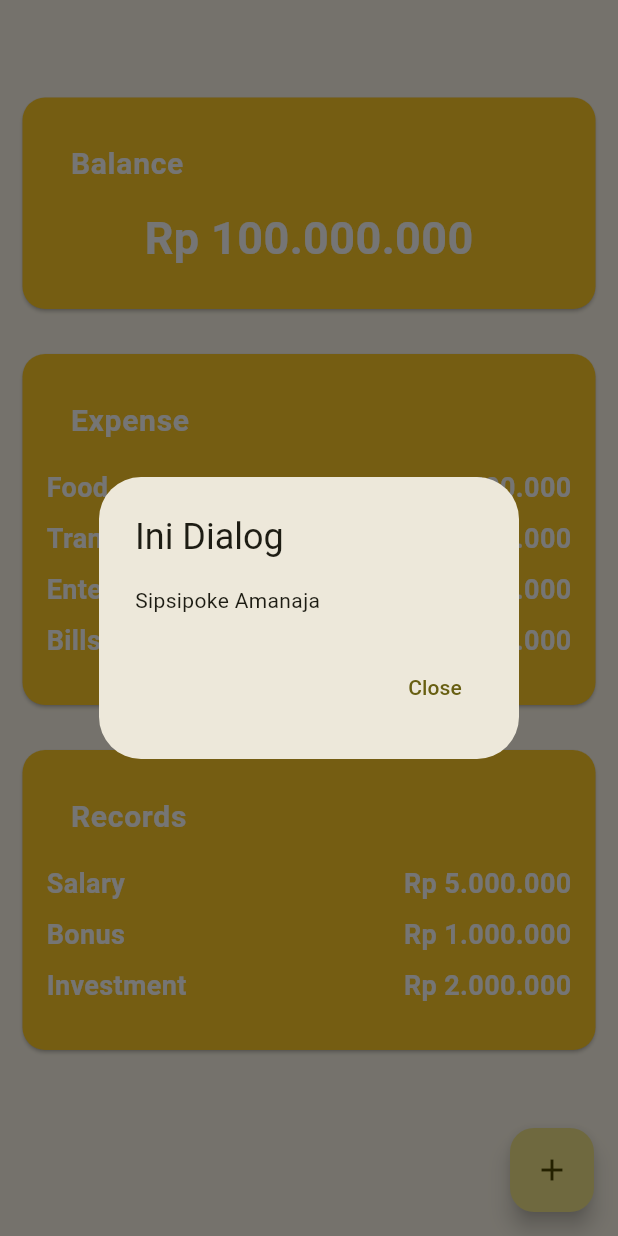
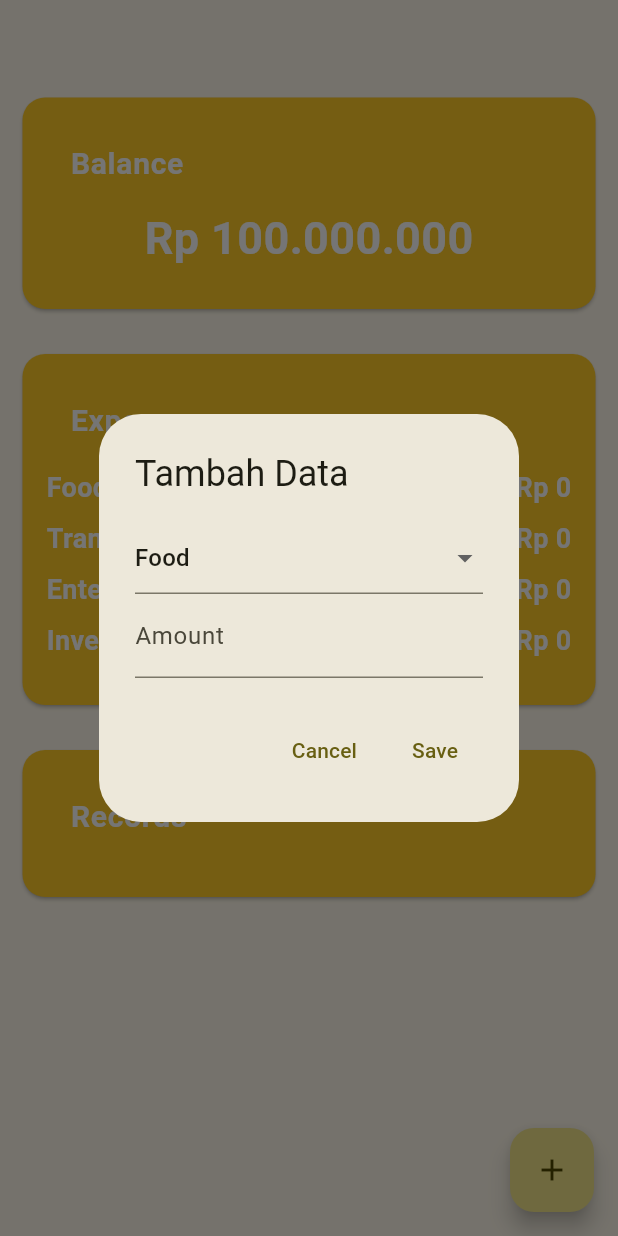
Before and after one commit to Djuanzz/ppb-expense-tracker, a Flutter app: the screen it shows after launch, after a tap on the "add" icon, on a phone screen of 412 x 824 dp. Run offline on Flutter 3.47's test engine with Material 3 defaults, Android fonts, the phone set to English and light mode, and no system bars.

Commit message:
feat: crud expense and record

```diff
--- a/lib/screens/homepage.dart
+++ b/lib/screens/homepage.dart
@@ -7,20 +7,74 @@ class HomePage extends StatefulWidget {
   State<HomePage> createState() => _HomePageState();
 }
 
-class _HomePageState extends State<HomePage>
-    with SingleTickerProviderStateMixin {
-  late AnimationController _controller;
+class _HomePageState extends State<HomePage> {
+  dynamic balance = 100000000;
 
-  @override
-  void initState() {
-    super.initState();
-    _controller = AnimationController(vsync: this);
+  List<Map<String, dynamic>> expenses = [
+    {'category': 'Food', 'amount': 0},
+    {'category': 'Transport', 'amount': 0},
+    {'category': 'Entertainment', 'amount': 0},
+    {'category': 'Investment', 'amount': 0},
+  ];
+
+  List<Map<String, dynamic>> records = [];
+
+  String rupiahFormat(int amount) {
+    String number = amount.toString();
+    String result = '';
+    int count = 0;
+
+    for (int i = number.length - 1; i >= 0; i--) {
+      result = number[i] + result;
+      count++;
+      if (count % 3 == 0 && i != 0) {
+        result = '.$result';
+      }
+    }
+    return result;
   }
 
-  @override
-  void dispose() {
-    _controller.dispose();
-    super.dispose();
+  void addRecord(String category, int amount) {
+    setState(() {
+      records.add({'category': category, 'amount': amount});
+      balance -= amount;
+      for (var expense in expenses) {
+        if (expense['category'] == category) {
+          expense['amount'] += amount;
+          return;
+        }
+      }
+      expenses.add({'category': category, 'amount': amount});
+    });
+  }
+
+  void editRecord(int index, String category, int newAmount) {
+    setState(() {
+      balance += records[index]['amount'];
+      balance -= newAmount;
+      for (var expense in expenses) {
+        if (expense['category'] == records[index]['category']) {
+          expense['amount'] -= records[index]['amount'];
+        }
+        if (expense['category'] == category) {
+          expense['amount'] += newAmount;
+        }
+      }
+      records[index] = {'category': category, 'amount': newAmount};
+    });
+  }
+
+  void deleteRecord(int index) {
+    balance += records[index]['amount'];
+    for (var expense in expenses) {
+      if (expense['category'] == records[index]['category']) {
+        expense['amount'] -= records[index]['amount'];
+        break;
+      }
+    }
+    setState(() {
+      records.removeAt(index);
+    });
   }
 
   @override
@@ -31,25 +85,35 @@ class _HomePageState extends State<HomePage>
           mainAxisAlignment: MainAxisAlignment.center,
           children: [
             const SizedBox(height: 50),
-            buildCard('Balance', 'Rp 100.000.000', isBalance: true),
             buildCard(
-              'Expense',
+              'Balance',
+              'Rp ${rupiahFormat(balance)}',
+              isBalance: true,
+            ),
+            buildCard(
+              'Expenses',
               null,
-              items: [
-                buildExpenseRow('Food', 'Rp 500.000'),
-                buildExpenseRow('Transport', 'Rp 300.000'),
-                buildExpenseRow('Entertainment', 'Rp 200.000'),
-                buildExpenseRow('Bills', 'Rp 1.000.000'),
-              ],
+              items:
+                  expenses
+                      .map(
+                        (expense) => buildExpenseRow(
+                          expense['category'],
+                          'Rp ${rupiahFormat(expense['amount'])}',
+                        ),
+                      )
+                      .toList(),
             ),
             buildCard(
               'Records',
               null,
-              items: [
-                buildExpenseRow('Salary', 'Rp 5.000.000'),
-                buildExpenseRow('Bonus', 'Rp 1.000.000'),
-                buildExpenseRow('Investment', 'Rp 2.000.000'),
-              ],
+              items: List.generate(
+                records.length,
+                (index) => buildRecordRow(
+                  records[index]['category'],
+                  'Rp ${rupiahFormat(records[index]['amount'])}',
+                  index,
+                ),
+              ),
             ),
           ],
         ),
@@ -58,8 +122,107 @@ class _HomePageState extends State<HomePage>
         onPressed: () {
           openDialog();
         },
-        tooltip: 'Increment',
+        tooltip: 'Add Record',
         child: const Icon(Icons.add),
+      ),
+    );
+  }
+
+  Future openDialog({int? index}) {
+    String selectedCategory =
+        index != null ? records[index]['category'] : expenses.first['category'];
+    TextEditingController amountController = TextEditingController(
+      text: index != null ? records[index]['amount'].toString() : '',
+    );
+
+    return showDialog(
+      context: context,
+      builder: (context) {
+        return AlertDialog(
+          title: Text(index == null ? 'Tambah Data' : 'Edit Data'),
+          content: Column(
+            mainAxisSize: MainAxisSize.min,
+            children: [
+              DropdownButtonFormField<String>(
+                value: selectedCategory,
+                items:
+                    expenses.map<DropdownMenuItem<String>>((expense) {
+                      return DropdownMenuItem<String>(
+                        value: expense['category'],
+                        child: Text(expense['category']),
+                      );
+                    }).toList(),
+                onChanged: (value) {
+                  selectedCategory = value!;
+                },
+              ),
+              TextField(
+                controller: amountController,
+                keyboardType: TextInputType.number,
+                decoration: const InputDecoration(labelText: 'Amount'),
+              ),
+            ],
+          ),
+          actions: [
+            TextButton(
+              onPressed: () => Navigator.pop(context),
+              child: const Text('Cancel'),
+            ),
+            TextButton(
+              onPressed: () {
+                int amount = int.tryParse(amountController.text) ?? 0;
+                if (amount > 0) {
+                  if (index == null) {
+                    addRecord(selectedCategory, amount);
+                  } else {
+                    editRecord(index, selectedCategory, amount);
+                  }
+                }
+                Navigator.pop(context);
+              },
+              child: const Text('Save'),
+            ),
+          ],
+        );
+      },
+    );
+  }
+
+  Widget buildRecordRow(String category, String amount, int index) {
+    return Padding(
+      padding: const EdgeInsets.symmetric(vertical: 4.0),
+      child: Row(
+        mainAxisAlignment: MainAxisAlignment.spaceBetween,
+        children: [
+          Text(
+            category,
+            style: const TextStyle(
+              fontSize: 18,
+              fontWeight: FontWeight.bold,
+              color: Colors.white,
+            ),
+          ),
+          Row(
+            children: [
+              Text(
+                amount,
+                style: const TextStyle(
+                  fontSize: 18,
+                  fontWeight: FontWeight.bold,
+                  color: Colors.white,
+                ),
+              ),
+              IconButton(
+                icon: const Icon(Icons.edit, color: Colors.white),
+                onPressed: () => openDialog(index: index),
+              ),
+              IconButton(
+                icon: const Icon(Icons.delete, color: Colors.white),
+                onPressed: () => deleteRecord(index),
+              ),
+            ],
+          ),
+        ],
       ),
     );
   }
@@ -89,7 +252,7 @@ class _HomePageState extends State<HomePage>
                 ),
               ),
             ),
-            if (isBalance) // Untuk Card Balance
+            if (isBalance)
               Text(
                 balance!,
                 style: const TextStyle(
@@ -132,19 +295,4 @@ class _HomePageState extends State<HomePage>
       ),
     );
   }
-
-  Future openDialog() => showDialog(
-    context: context,
-    builder:
-        (context) => AlertDialog(
-          title: const Text('Ini Dialog'),
-          content: const Text('Sipsipoke Amanaja'),
-          actions: [
-            TextButton(
-              onPressed: () => Navigator.pop(context),
-              child: const Text('Close'),
-            ),
-          ],
-        ),
-  );
 }
```
